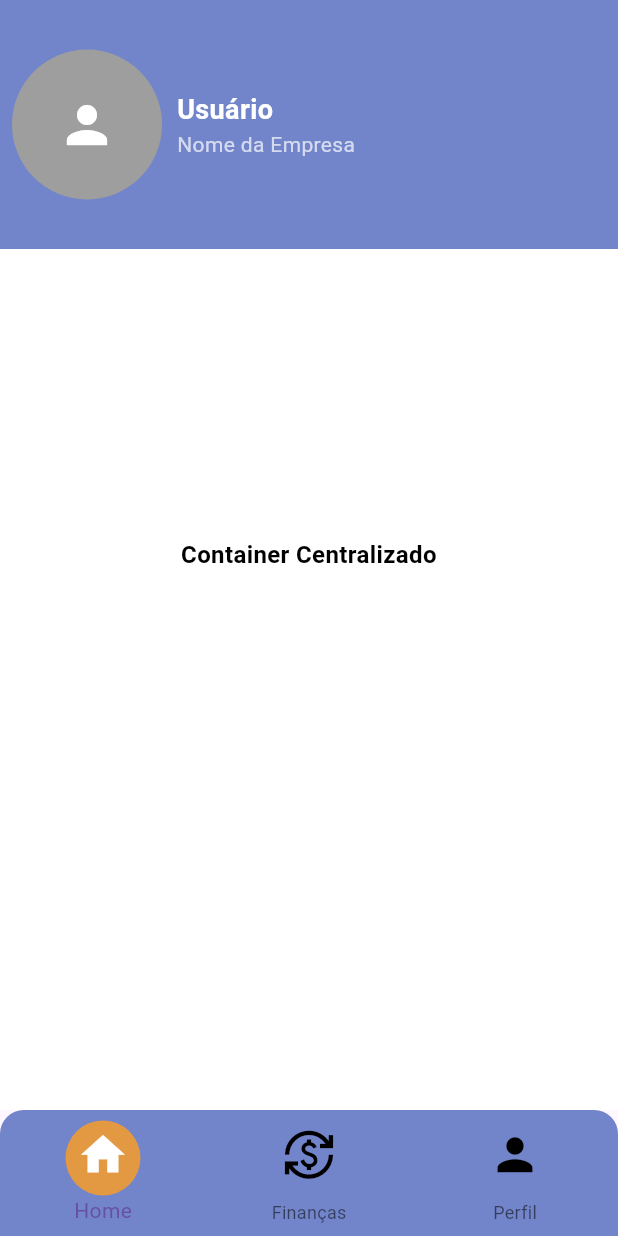
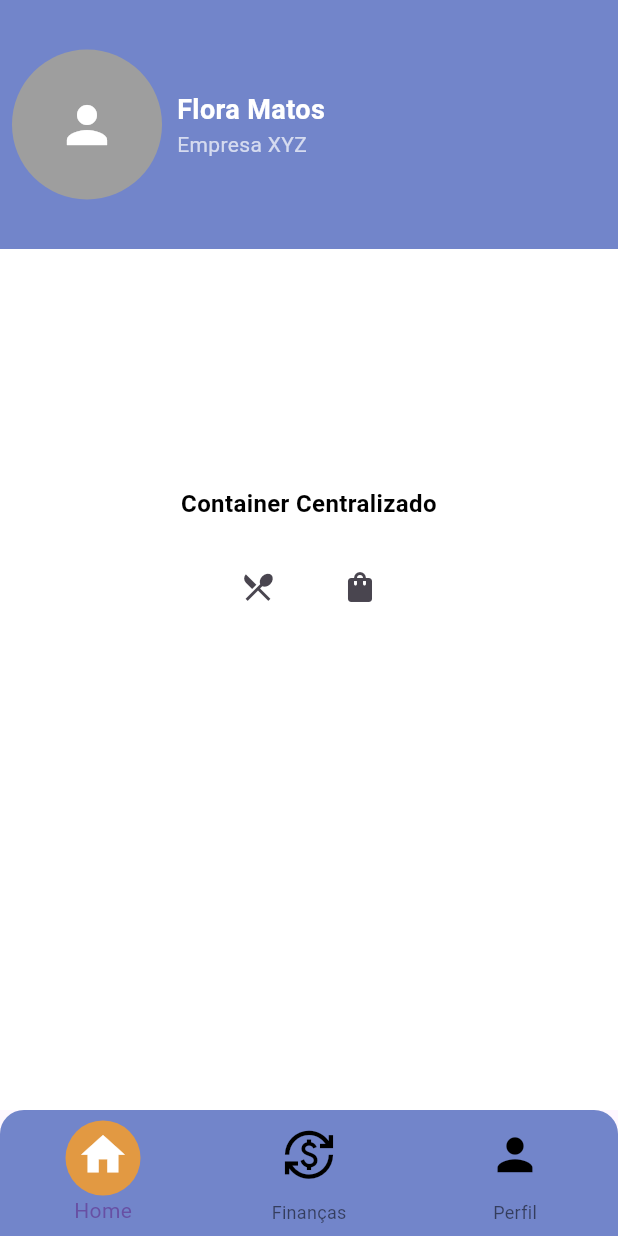
Before and after one commit to DavidHenrique2106/Precificando, a Flutter app: the MyHomePage screen opened by its route, on a phone screen of 412 x 824 dp. Run offline on Flutter 3.47's test engine with Material 3 defaults, Android fonts, the light colour scheme and no system bars; our stand-ins replace image_picker, parse_server_sdk_flutter.

Commit message:
add:icons_navegation

```diff
--- a/lib/homeUser/home_page.dart
+++ b/lib/homeUser/home_page.dart
@@ -1,6 +1,8 @@
 import 'package:flutter/material.dart';
-import 'package:parse_server_sdk_flutter/parse_server_sdk_flutter.dart';
 import 'package:flora/perfil/profile_page.dart';
+import 'package:flora/graficos/dashbord.dart';
+import 'package:flora/homeUser/cardapio_screen.dart';
+import 'package:flora/ingredientes/model/IngredientsPage.dart';
 
 class MyHomePage extends StatefulWidget {
   @override
@@ -9,46 +11,28 @@ class MyHomePage extends StatefulWidget {
 
 class _MyHomePageState extends State<MyHomePage> {
   int _selectedIndex = 0;
-  String _username = "Usuário";
-  String _companyName = "Nome da Empresa";
 
   static List<Widget> _widgetOptions = <Widget>[
     MyHomePage(), // Página inicial (Home)
     ProfilePage(), // Página do perfil
   ];
 
-  @override
-  void initState() {
-    super.initState();
-    _fetchUserData();
-  }
-
-  Future<void> _fetchUserData() async {
-    final user = await ParseUser.currentUser() as ParseUser?;
-    if (user != null) {
+  void _onItemTapped(int index) {
     setState(() {
-        _username = user.username!;
-        _companyName = user.get<String>('companyName') ?? 'Nome da Empresa';
-      });
-    }
-  }
-
-  void _onItemTapped(int index) async {
-    if (index == 2) {
-      final newCompanyName = await Navigator.push<String>(
+      if (index == 1) {
+        Navigator.push(
+          context,
+          MaterialPageRoute(builder: (context) => RelatoriosScreen()),
+        );
+      } else if (index == 2) {
+        Navigator.push(
           context,
           MaterialPageRoute(builder: (context) => ProfilePage()),
         );
-      if (newCompanyName != null) {
-        setState(() {
-          _companyName = newCompanyName;
+      } else {
+        _selectedIndex = index;
+      }
     });
-      }
-    } else {
-      setState(() {
-        _selectedIndex = index;
-      });
-    }
   }
 
   Widget _buildIconWithLabel(IconData icon, bool isSelected) {
@@ -89,7 +73,10 @@ class _MyHomePageState extends State<MyHomePage> {
                   height: double.infinity,
                   color: Colors.white,
                   child: Center(
-                    child: Text(
+                    child: Column(
+                      mainAxisAlignment: MainAxisAlignment.center,
+                      children: [
+                        Text(
                           'Container Centralizado',
                           style: TextStyle(
                             color: Colors.black,
@@ -97,6 +84,42 @@ class _MyHomePageState extends State<MyHomePage> {
                             fontWeight: FontWeight.bold,
                           ),
                           textAlign: TextAlign.center,
+                        ),
+                        SizedBox(
+                            height: 20), // Espaço entre o texto e os botões
+                        Row(
+                          mainAxisAlignment: MainAxisAlignment.center,
+                          children: [
+                            IconButton(
+                              icon: Icon(
+                                  Icons.restaurant_menu), // Ícone de cardápio
+                              onPressed: () {
+                                Navigator.push(
+                                  context,
+                                  MaterialPageRoute(
+                                      builder: (context) =>
+                                          IngredientListPage()),
+                                );
+                                ; // Ação ao pressionar o botão de cardápio
+                              },
+                            ),
+                            SizedBox(width: 20), // Espaço entre os botões
+                            IconButton(
+                              icon:
+                                  Icon(Icons.shopping_bag), // Ícone de produto
+                              onPressed: () {
+                                Navigator.push(
+                                  context,
+                                  MaterialPageRoute(
+                                      builder: (context) => ProductListPage()),
+                                );
+
+                                // Ação ao pressionar o botão de produto
+                              },
+                            ),
+                          ],
+                        ),
+                      ],
                     ),
                   ),
                 ),
@@ -133,7 +156,7 @@ class _MyHomePageState extends State<MyHomePage> {
                     crossAxisAlignment: CrossAxisAlignment.start,
                     children: [
                       Text(
-                        _username,
+                        'Flora Matos',
                         style: TextStyle(
                           color: Colors.white,
                           fontSize: 18,
@@ -141,7 +164,7 @@ class _MyHomePageState extends State<MyHomePage> {
                         ),
                       ),
                       Text(
-                        _companyName,
+                        'Empresa XYZ',
                         style: TextStyle(
                           color: Colors.white70,
                           fontSize: 14,
```
Lines whose indentation alone changed are shown as unchanged.
